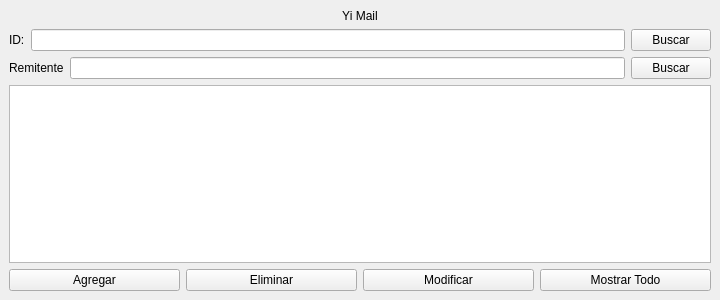
Old version of the form mainwindow.ui in the repository roblescristian4722/lector_correo.
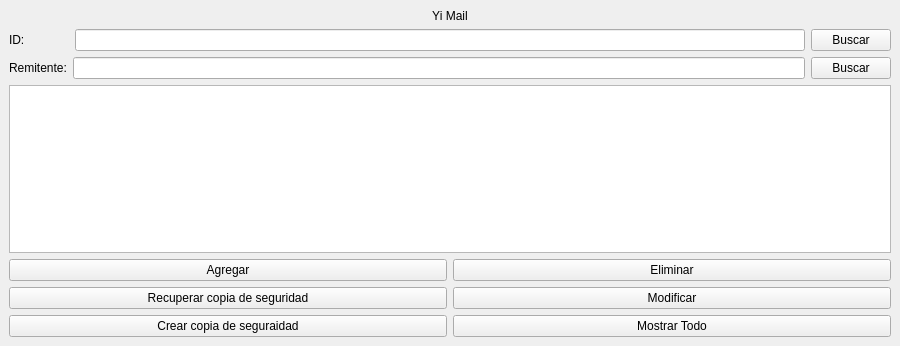
New version of the form.

Commit message: crear copia de seguridad añadido

Diff of the .ui file:
```diff
--- a/mainwindow.ui
+++ b/mainwindow.ui
@@ -6,16 +6,16 @@
    <rect>
     <x>0</x>
     <y>0</y>
-    <width>720</width>
-    <height>300</height>
+    <width>900</width>
+    <height>346</height>
    </rect>
   </property>
   <property name="windowTitle">
    <string>MainWindow</string>
   </property>
   <widget class="QWidget" name="centralwidget">
-   <layout class="QFormLayout" name="formLayout">
-    <item row="3" column="0" colspan="2">
+   <layout class="QGridLayout" name="gridLayout">
+    <item row="2" column="0" colspan="2">
      <widget class="QTableWidget" name="bandejaTabla">
       <property name="sizePolicy">
        <sizepolicy hsizetype="Expanding" vsizetype="Expanding">
@@ -67,9 +67,7 @@
       </attribute>
      </widget>
     </item>
-    <item row="4" column="0" colspan="2">
-     <layout class="QHBoxLayout" name="horizontalLayout">
-      <item>
+    <item row="3" column="0">
        <widget class="QPushButton" name="agregar">
         <property name="sizePolicy">
          <sizepolicy hsizetype="Minimum" vsizetype="Minimum">
@@ -82,7 +80,7 @@
         </property>
        </widget>
       </item>
-      <item>
+    <item row="3" column="1">
        <widget class="QPushButton" name="eliminar">
         <property name="sizePolicy">
          <sizepolicy hsizetype="Minimum" vsizetype="Minimum">
@@ -95,7 +93,14 @@
         </property>
        </widget>
       </item>
-      <item>
+    <item row="4" column="0">
+     <widget class="QPushButton" name="recuperarCopiaPB">
+      <property name="text">
+       <string>Recuperar copia de seguridad</string>
+      </property>
+     </widget>
+    </item>
+    <item row="4" column="1">
        <widget class="QPushButton" name="modificar">
         <property name="sizePolicy">
          <sizepolicy hsizetype="Minimum" vsizetype="Minimum">
@@ -108,16 +113,23 @@
         </property>
        </widget>
       </item>
-      <item>
+    <item row="5" column="0">
+     <widget class="QPushButton" name="crearCopiaPB">
+      <property name="text">
+       <string>Crear copia de seguraidad</string>
+      </property>
+     </widget>
+    </item>
+    <item row="5" column="1">
        <widget class="QPushButton" name="mostrarTodo">
         <property name="text">
          <string>Mostrar Todo</string>
         </property>
        </widget>
       </item>
-     </layout>
-    </item>
     <item row="1" column="0" colspan="2">
+     <layout class="QVBoxLayout" name="verticalLayout">
+      <item>
      <layout class="QHBoxLayout" name="horizontalLayout_2">
       <item>
        <widget class="QLabel" name="id_text">
@@ -126,6 +138,22 @@
         </property>
        </widget>
       </item>
+        <item>
+         <spacer name="horizontalSpacer">
+          <property name="orientation">
+           <enum>Qt::Horizontal</enum>
+          </property>
+          <property name="sizeType">
+           <enum>QSizePolicy::Fixed</enum>
+          </property>
+          <property name="sizeHint" stdset="0">
+           <size>
+            <width>44</width>
+            <height>20</height>
+           </size>
+          </property>
+         </spacer>
+        </item>
       <item>
        <widget class="QLineEdit" name="buscar_barra"/>
       </item>
@@ -138,12 +166,12 @@
       </item>
      </layout>
     </item>
-    <item row="2" column="0" colspan="2">
+      <item>
      <layout class="QHBoxLayout" name="horizontalLayout_3">
       <item>
        <widget class="QLabel" name="remL">
         <property name="text">
-         <string>Remitente</string>
+           <string>Remitente:</string>
         </property>
        </widget>
       </item>
@@ -156,6 +184,8 @@
          <string>Buscar</string>
         </property>
        </widget>
+        </item>
+       </layout>
       </item>
      </layout>
     </item>
```
Lines whose indentation alone changed are shown as unchanged. The commit also changes 8 other files.
